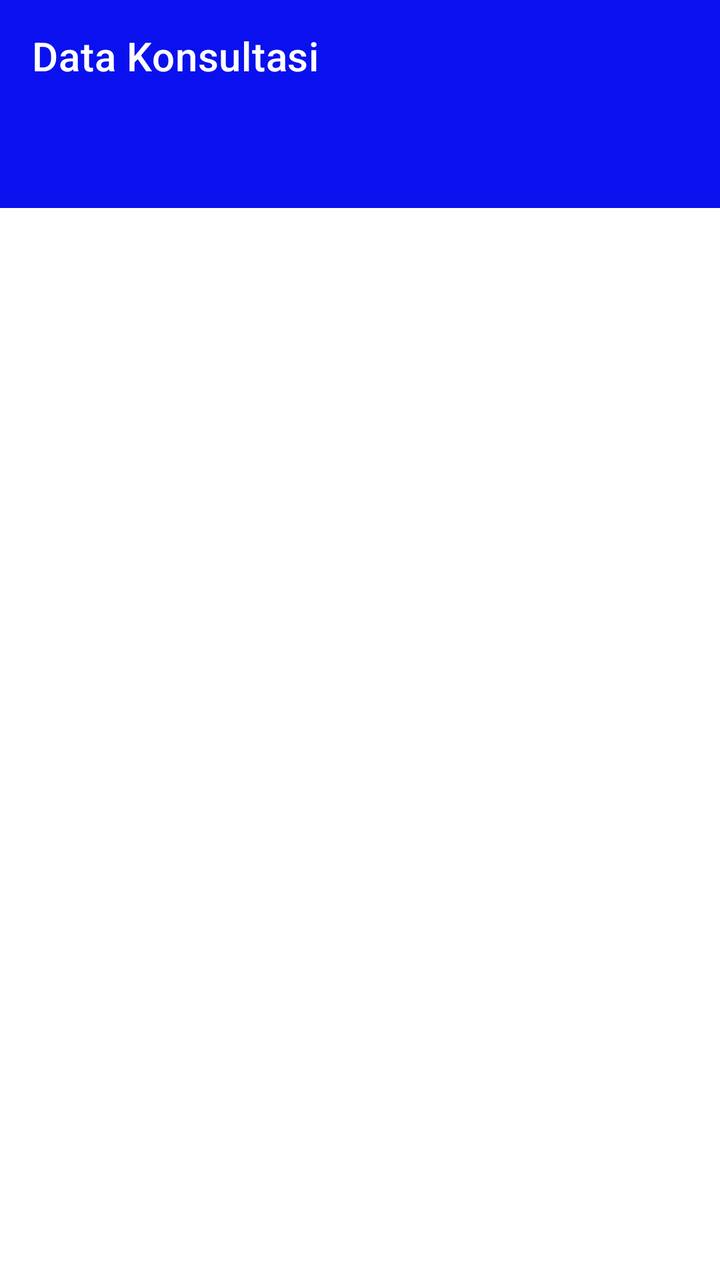
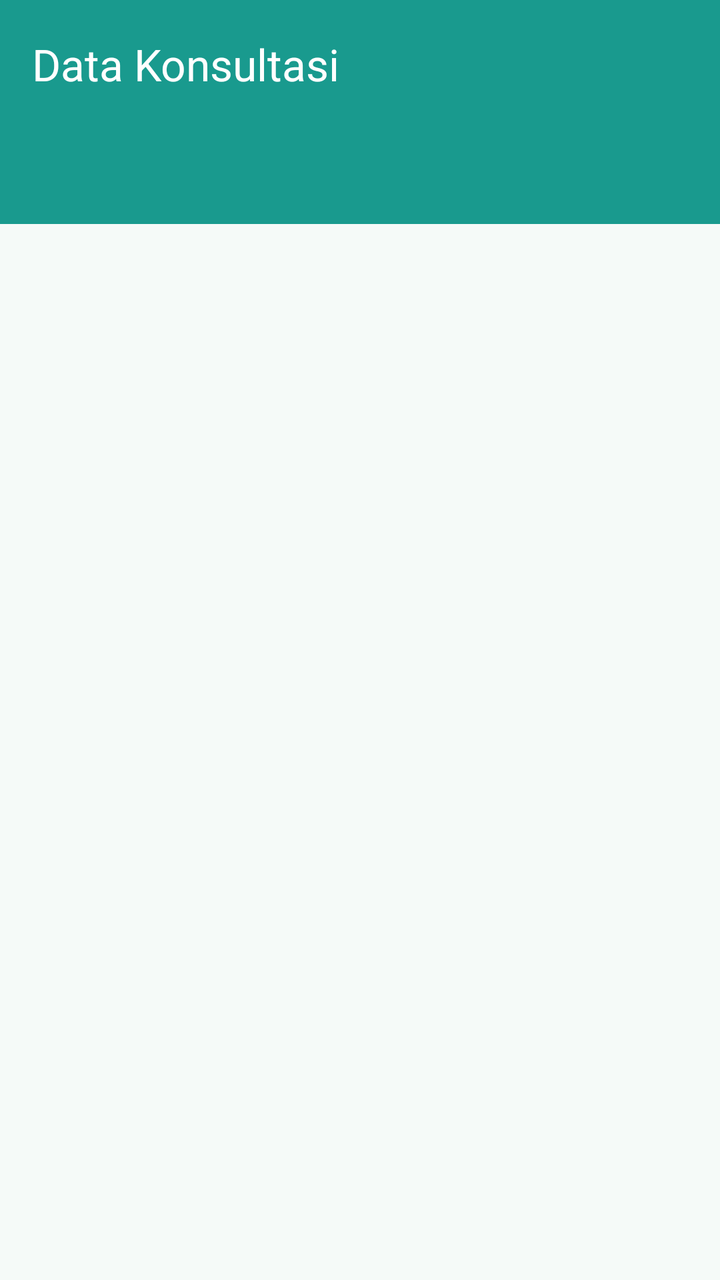

Compare the two renders of this Android layout. The source of the first and the diff that turns it into the second are given below.
<!-- AndroidManifest.xml: application theme Theme.Ladokgi -->
<!-- res/layout/activity_konsultasi_pasien.xml -->
<?xml version="1.0" encoding="utf-8"?>

<androidx.constraintlayout.widget.ConstraintLayout xmlns:android="http://schemas.android.com/apk/res/android"
    xmlns:app="http://schemas.android.com/apk/res-auto"
    xmlns:tools="http://schemas.android.com/tools"
    android:layout_width="match_parent"
    android:layout_height="match_parent"
    tools:context=".konsultasi.KonsultasiPasienActivity">

    <androidx.appcompat.widget.Toolbar
        android:id="@+id/toolbars"
        android:layout_width="match_parent"
        android:layout_height="wrap_content"
        app:title="Data Konsultasi"
        app:titleTextColor="@color/white"
        android:background="@color/purple_700"
        app:layout_constraintTop_toTopOf="parent"
        />

    <com.google.android.material.tabs.TabLayout
        android:id="@+id/tab_layout"
        android:layout_width="match_parent"
        android:layout_height="wrap_content"
        style="@style/Widget.MaterialComponents.TabLayout.Colored"
        app:layout_constraintTop_toBottomOf="@id/toolbars"/>

    <androidx.viewpager2.widget.ViewPager2
        android:id="@+id/pager"
        android:layout_width="match_parent"
        android:layout_height="0dp"
        android:layout_weight="1"
        app:layout_constraintTop_toBottomOf="@id/tab_layout"
        app:layout_constraintBottom_toBottomOf="parent"/>

</androidx.constraintlayout.widget.ConstraintLayout>
<!-- resources referenced by this layout -->
<resources>
  <color name="purple_700">#0a11ee</color>
  <color name="white">#FFFFFFFF</color>
  <style name="Theme.Ladokgi" parent="Theme.MaterialComponents.DayNight.NoActionBar">
          
          <item name="colorPrimary">@color/purple_700</item>
          <item name="colorPrimaryVariant">@color/purple_500</item>
          <item name="colorOnPrimary">@color/white</item>
          
          <item name="colorSecondary">@color/purple_500</item>
          <item name="colorSecondaryVariant">@color/purple_700</item>
          <item name="colorOnSecondary">@color/black</item>
          
          <item name="android:statusBarColor" tools:targetApi="l">?attr/colorPrimaryVariant</item>
          
  
          <item name="actionOverflowButtonStyle">@style/MyOverflowButtonStyle</item>
      </style>
  <color name="purple_500">#009ed6</color>
  <color name="black">#FF000000</color>
  <style name="MyOverflowButtonStyle" parent="Widget.AppCompat.ActionButton.Overflow">
          <item name="android:tint">#FFFFFF</item>
      </style>
</resources>

<!-- the commit's change to res/layout/activity_konsultasi_pasien.xml (unified diff, before → after) -->
@@ -1,5 +1,4 @@
 <?xml version="1.0" encoding="utf-8"?>
-
 <androidx.constraintlayout.widget.ConstraintLayout xmlns:android="http://schemas.android.com/apk/res/android"
     xmlns:app="http://schemas.android.com/apk/res-auto"
     xmlns:tools="http://schemas.android.com/tools"
@@ -12,8 +11,8 @@
         android:layout_width="match_parent"
         android:layout_height="wrap_content"
         app:title="Data Konsultasi"
-        app:titleTextColor="@color/white"
-        android:background="@color/purple_700"
+        app:titleTextColor="?attr/colorOnPrimary"
+        android:background="?attr/colorPrimary"
         app:layout_constraintTop_toTopOf="parent"
         />
 
<!-- resource entries referenced after the edit -->
@@ -1,26 +1,96 @@
 <!-- resources referenced by this layout -->
 <resources>
-  <color name="purple_700">#0a11ee</color>
-  <color name="white">#FFFFFFFF</color>
-  <style name="Theme.Ladokgi" parent="Theme.MaterialComponents.DayNight.NoActionBar">
+  <style name="Theme.Ladokgi" parent="Theme.Material3.DayNight.NoActionBar">
+          <item name="colorPrimary">@color/m3_primary</item>
+          <item name="colorOnPrimary">@color/m3_on_primary</item>
+          <item name="colorPrimaryContainer">@color/m3_primary_container</item>
+          <item name="colorOnPrimaryContainer">@color/m3_on_primary_container</item>
+  
+          <item name="colorSecondary">@color/m3_secondary</item>
+          <item name="colorOnSecondary">@color/m3_on_secondary</item>
+          <item name="colorSecondaryContainer">@color/m3_secondary_container</item>
+          <item name="colorOnSecondaryContainer">@color/m3_on_secondary_container</item>
+  
+          <item name="colorTertiary">@color/m3_tertiary</item>
+          <item name="colorOnTertiary">@color/m3_on_tertiary</item>
+  
+          <item name="colorError">@color/m3_error</item>
+          <item name="colorOnError">@color/m3_on_error</item>
+  
+          <item name="android:colorBackground">@color/m3_background</item>
+          <item name="colorOnBackground">@color/m3_on_background</item>
+          <item name="colorSurface">@color/m3_surface</item>
+          <item name="colorOnSurface">@color/m3_on_surface</item>
+          <item name="colorSurfaceVariant">@color/m3_surface_variant</item>
+          <item name="colorOnSurfaceVariant">@color/m3_on_surface_variant</item>
+          <item name="colorOutline">@color/m3_outline</item>
+          <item name="colorSurfaceContainer">@color/m3_surface_container</item>
+          <item name="colorSurfaceContainerHigh">@color/m3_surface_container_high</item>
+  
           
-          <item name="colorPrimary">@color/purple_700</item>
-          <item name="colorPrimaryVariant">@color/purple_500</item>
-          <item name="colorOnPrimary">@color/white</item>
-          
-          <item name="colorSecondary">@color/purple_500</item>
-          <item name="colorSecondaryVariant">@color/purple_700</item>
-          <item name="colorOnSecondary">@color/black</item>
-          
-          <item name="android:statusBarColor" tools:targetApi="l">?attr/colorPrimaryVariant</item>
-          
+          <item name="textInputStyle">@style/Widget.Ladokgi.TextInputLayout</item>
+          <item name="materialButtonStyle">@style/Widget.Ladokgi.Button</item>
+          <item name="materialButtonOutlinedStyle">@style/Widget.Ladokgi.Button.Outlined</item>
+          <item name="borderlessButtonStyle">@style/Widget.Ladokgi.Button.Text</item>
   
+          <item name="materialAlertDialogTheme">@style/ThemeOverlay.Ladokgi.AlertDialog</item>
           <item name="actionOverflowButtonStyle">@style/MyOverflowButtonStyle</item>
       </style>
-  <color name="purple_500">#009ed6</color>
-  <color name="black">#FF000000</color>
+  <color name="m3_primary">#199A8E</color>
+  <color name="m3_on_primary">#FFFFFF</color>
+  <color name="m3_primary_container">#9DF2E4</color>
+  <color name="m3_on_primary_container">#00201C</color>
+  <color name="m3_secondary">#4B635F</color>
+  <color name="m3_on_secondary">#FFFFFF</color>
+  <color name="m3_secondary_container">#CDE8E3</color>
+  <color name="m3_on_secondary_container">#07201C</color>
+  <color name="m3_tertiary">#46617A</color>
+  <color name="m3_on_tertiary">#FFFFFF</color>
+  <color name="m3_error">#BA1A1A</color>
+  <color name="m3_on_error">#FFFFFF</color>
+  <color name="m3_background">#F5FAF8</color>
+  <color name="m3_on_background">#171D1B</color>
+  <color name="m3_surface">#F5FAF8</color>
+  <color name="m3_on_surface">#171D1B</color>
+  <color name="m3_surface_variant">#DAE5E2</color>
+  <color name="m3_on_surface_variant">#404846</color>
+  <color name="m3_outline">#707976</color>
+  <color name="m3_surface_container">#EFF5F3</color>
+  <color name="m3_surface_container_high">#E9EFED</color>
+  <style name="Widget.Ladokgi.TextInputLayout" parent="Widget.Material3.TextInputLayout.OutlinedBox">
+          <item name="boxStrokeColor">?attr/colorPrimary</item>
+          <item name="hintTextColor">?attr/colorPrimary</item>
+      </style>
+  <style name="Widget.Ladokgi.Button" parent="Widget.Material3.Button">
+          <item name="shapeAppearanceOverlay">@style/ShapeAppearance.Ladokgi.Pill</item>
+          <item name="android:textSize">15sp</item>
+          <item name="android:paddingTop">14dp</item>
+          <item name="android:paddingBottom">14dp</item>
+          <item name="iconPadding">8dp</item>
+      </style>
+  <style name="Widget.Ladokgi.Button.Outlined" parent="Widget.Material3.Button.OutlinedButton">
+          <item name="shapeAppearanceOverlay">@style/ShapeAppearance.Ladokgi.Pill</item>
+          <item name="android:textSize">15sp</item>
+          <item name="android:paddingTop">14dp</item>
+          <item name="android:paddingBottom">14dp</item>
+          <item name="strokeColor">?attr/colorPrimary</item>
+          <item name="android:textColor">?attr/colorPrimary</item>
+      </style>
+  <style name="Widget.Ladokgi.Button.Text" parent="Widget.Material3.Button.TextButton">
+          <item name="shapeAppearanceOverlay">@style/ShapeAppearance.Ladokgi.Pill</item>
+          <item name="android:textColor">?attr/colorPrimary</item>
+      </style>
+  <style name="ThemeOverlay.Ladokgi.AlertDialog" parent="ThemeOverlay.Material3.MaterialAlertDialog">
+          <item name="buttonBarPositiveButtonStyle">@style/Widget.Ladokgi.Button.Text</item>
+          <item name="buttonBarNegativeButtonStyle">@style/Widget.Ladokgi.Button.Text</item>
+          <item name="buttonBarNeutralButtonStyle">@style/Widget.Ladokgi.Button.Text</item>
+      </style>
   <style name="MyOverflowButtonStyle" parent="Widget.AppCompat.ActionButton.Overflow">
-          <item name="android:tint">#FFFFFF</item>
+          <item name="android:tint">?attr/colorOnSurface</item>
+      </style>
+  <style name="ShapeAppearance.Ladokgi.Pill" parent="">
+          <item name="cornerFamily">rounded</item>
+          <item name="cornerSize">50%</item>
       </style>
 </resources>
 
